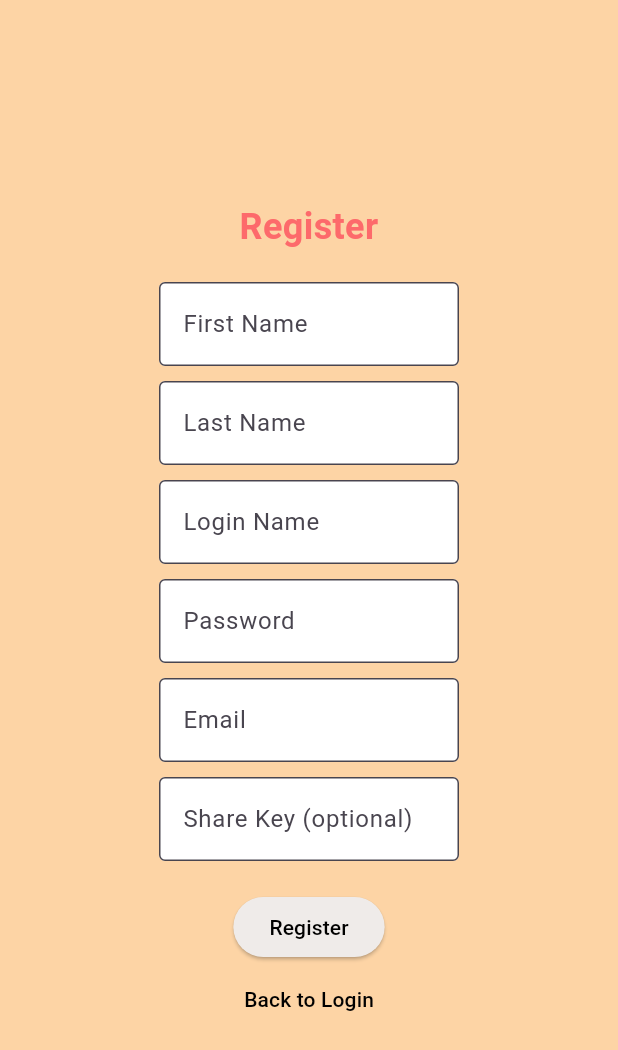
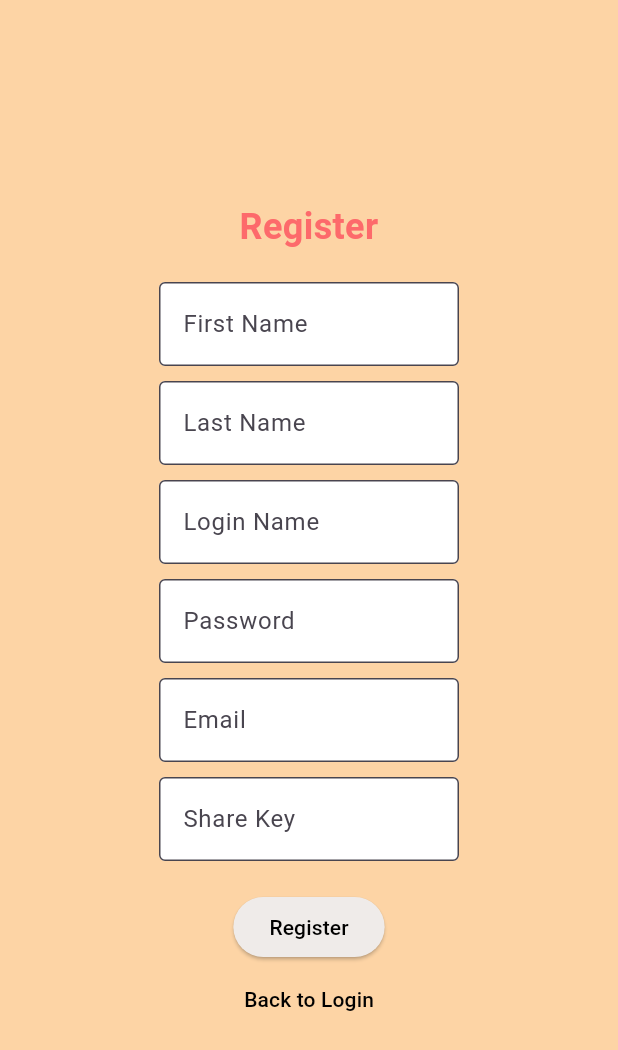
Before and after one commit to Ishankp/COP4331_BigProject, a Flutter app: the RegisterScreen screen opened by its route, on a phone screen of 412 x 824 dp. Shown: the top 1050 px of the screen. Run offline on Flutter 3.47's test engine with Material 3 defaults, Android fonts, the light colour scheme and no system bars; our stand-ins replace shared_preferences, syncfusion_flutter_calendar; missing offline and left inert: emailjs; accounts and stored records are empty.

Commit message:
Removed '(optional)' from ShareKey field

```diff
--- a/mobile/flutter_mobile_app/lib/screens/RegisterScreen.dart
+++ b/mobile/flutter_mobile_app/lib/screens/RegisterScreen.dart
@@ -34,7 +34,9 @@ class _RegisterScreenState extends State<RegisterScreen> {
         password: password,
         email: email,
         token: token,
-        shareKey: shareKey.isEmpty ? null : shareKey, // Pass shareKey only if it's not empty
+        shareKey: shareKey.isEmpty
+            ? null
+            : shareKey, // Pass shareKey only if it's not empty
       );
 
       if (response['success'] != null) {
@@ -42,7 +44,8 @@ class _RegisterScreenState extends State<RegisterScreen> {
         setState(() {
           message = 'Registration successful. Welcome, $firstName!';
         });
-        final emailSuccess = await EmailService.sendEmail(userEmail: email, message: token);
+        final emailSuccess =
+            await EmailService.sendEmail(userEmail: email, message: token);
         setState(() {
           message = emailSuccess.toString();
         });
@@ -243,8 +246,8 @@ class _RegisterScreenState extends State<RegisterScreen> {
                     filled: true,
                     fillColor: Colors.white,
                     border: OutlineInputBorder(),
-                    labelText: 'Share Key (optional)',
-                    hintText: 'Enter Share Key (if applicable)',
+                    labelText: 'Share Key ',
+                    hintText: 'Create your Share Key',
                   ),
                   onChanged: (text) {
                     shareKey = text;
@@ -257,7 +260,9 @@ class _RegisterScreenState extends State<RegisterScreen> {
                   Text(
                     message,
                     style: TextStyle(
-                      color: message.contains('success') ? Colors.green : Colors.red,
+                      color: message.contains('success')
+                          ? Colors.green
+                          : Colors.red,
                       fontSize: 14,
                     ),
                   ),
@@ -266,7 +271,8 @@ class _RegisterScreenState extends State<RegisterScreen> {
                 // Register Button
                 ElevatedButton(
                   onPressed: _register,
-                  style: ElevatedButton.styleFrom(backgroundColor: Colors.brown[50]),
+                  style: ElevatedButton.styleFrom(
+                      backgroundColor: Colors.brown[50]),
                   child: const Text(
                     'Register',
                     style: TextStyle(fontSize: 14, color: Colors.black),
```
